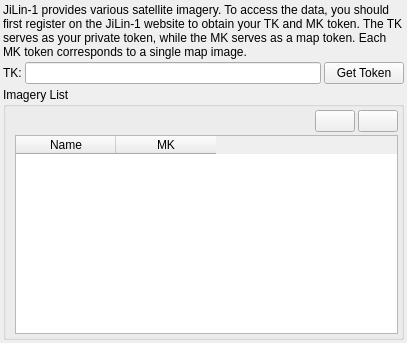
The window that ui/JiLin1SettingWidget.ui (robert6757/qgis-chinese-basemap) describes before a commit, drawn with Qt 5.
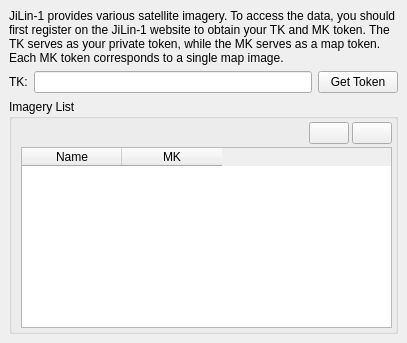
The same window after the commit. Icons and pictures are not drawn.

Patch:
```diff
--- a/ui/JiLin1SettingWidget.ui
+++ b/ui/JiLin1SettingWidget.ui
@@ -15,19 +15,19 @@
   </property>
   <layout class="QGridLayout" name="gridLayout_2">
    <property name="leftMargin">
-    <number>3</number>
+    <number>9</number>
    </property>
    <property name="topMargin">
-    <number>3</number>
+    <number>9</number>
    </property>
    <property name="rightMargin">
-    <number>3</number>
+    <number>9</number>
    </property>
    <property name="bottomMargin">
-    <number>3</number>
+    <number>9</number>
    </property>
    <property name="spacing">
-    <number>3</number>
+    <number>6</number>
    </property>
    <item row="0" column="0">
     <widget class="QLabel" name="label">
```
